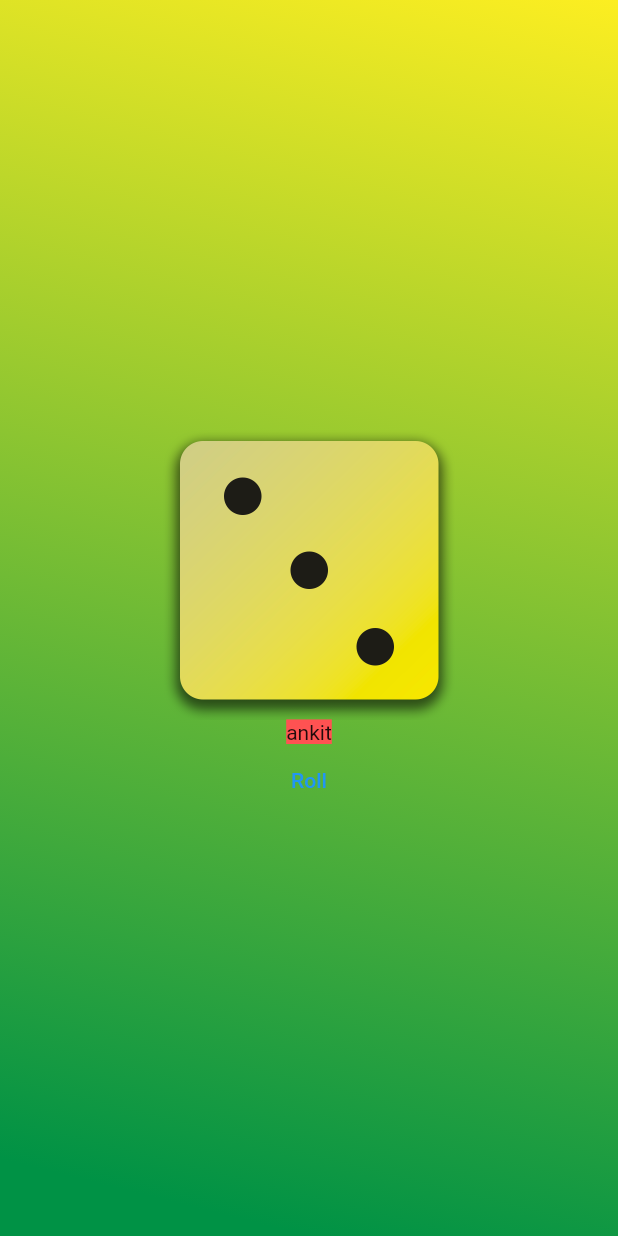
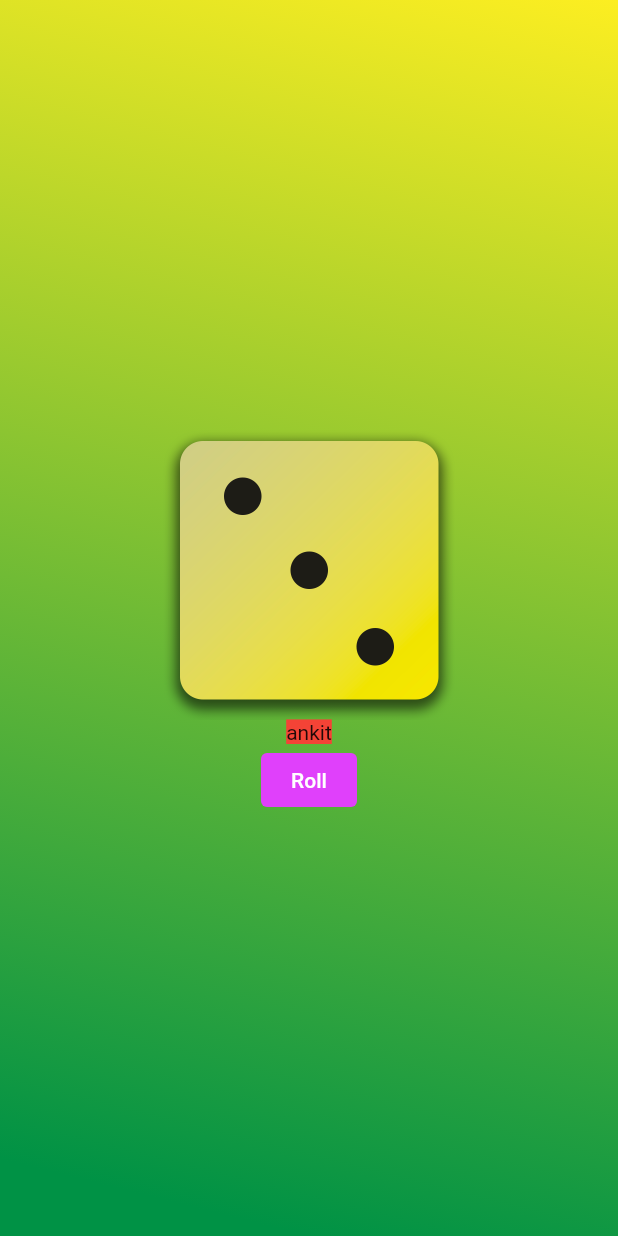
Before and after one commit to silverag2002/dice-roll-flutter, a Flutter app: the screen it shows after launch, on a phone screen of 412 x 824 dp. Run offline on Flutter 3.47's test engine with Material 2 defaults, Android fonts, the phone set to English and light mode, and no system bars.

Commit message:
minor learnings

```diff
--- a/lib/gradient_container.dart
+++ b/lib/gradient_container.dart
@@ -19,9 +19,14 @@ class GradientContainer extends StatelessWidget {
         children: [
           Image.asset('assets/images/dice-3.png', width: 200),
           const SizedBox(
-              child: Text("ankit",
-                  style: TextStyle(backgroundColor: Colors.redAccent))),
-          TextButton(onPressed: onPress, child: const Text("Roll"))
+              child:
+                  Text("ankit", style: TextStyle(backgroundColor: Colors.red))),
+          TextButton(
+              onPressed: onPress,
+              style: TextButton.styleFrom(
+                  foregroundColor: Colors.white,
+                  backgroundColor: Colors.purpleAccent),
+              child: const Text("Roll"))
         ],
       )),
     ));
```
